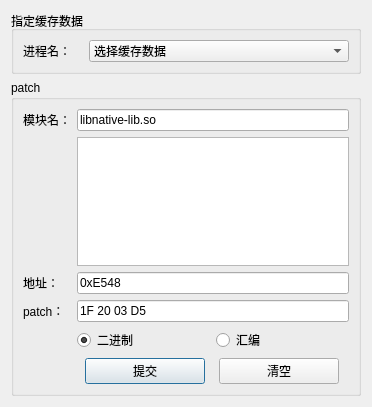
Old version of the form ui/patch.ui in the repository dqzg12300/fridaUiTools.
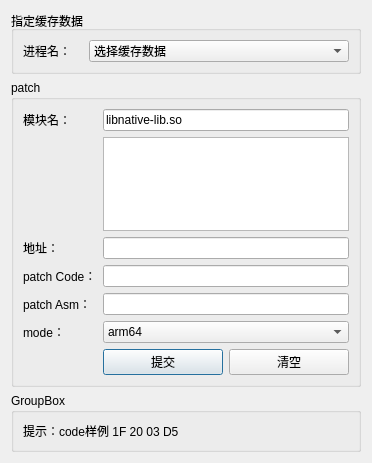
New version of the form.

Commit message: 增加patch功能

Diff of the .ui file:
```diff
--- a/ui/patch.ui
+++ b/ui/patch.ui
@@ -7,7 +7,7 @@
     <x>0</x>
     <y>0</y>
     <width>372</width>
-    <height>407</height>
+    <height>463</height>
    </rect>
   </property>
   <property name="windowTitle">
@@ -51,73 +51,31 @@
       <string>patch</string>
      </property>
      <layout class="QGridLayout" name="gridLayout">
-      <item row="2" column="0">
-       <widget class="QLabel" name="label_2">
+      <item row="4" column="3">
+       <widget class="QLineEdit" name="txtPatchAsm">
         <property name="text">
-         <string>地址：</string>
+         <string/>
         </property>
        </widget>
       </item>
-      <item row="4" column="1">
-       <layout class="QHBoxLayout" name="horizontalLayout">
-        <item>
-         <widget class="QRadioButton" name="rdoBinary">
-          <property name="text">
-           <string>二进制</string>
-          </property>
-          <property name="checked">
-           <bool>true</bool>
-          </property>
-         </widget>
-        </item>
-        <item>
-         <widget class="QRadioButton" name="rdoAsm">
-          <property name="text">
-           <string>汇编</string>
-          </property>
-         </widget>
-        </item>
-       </layout>
-      </item>
-      <item row="0" column="0">
-       <widget class="QLabel" name="label_3">
+      <item row="4" column="0">
+       <widget class="QLabel" name="label_6">
         <property name="text">
-         <string>模块名：</string>
+         <string>patch Asm：</string>
         </property>
        </widget>
       </item>
-      <item row="3" column="1">
-       <widget class="QLineEdit" name="txtPatch">
-        <property name="text">
-         <string>1F 20 03 D5</string>
-        </property>
-       </widget>
-      </item>
-      <item row="1" column="1">
+      <item row="1" column="3">
        <widget class="QListWidget" name="listModule"/>
       </item>
-      <item row="0" column="1">
-       <widget class="QLineEdit" name="txtModule">
-        <property name="text">
-         <string>libnative-lib.so</string>
-        </property>
-       </widget>
-      </item>
-      <item row="3" column="0">
-       <widget class="QLabel" name="label_4">
-        <property name="text">
-         <string>patch：</string>
-        </property>
-       </widget>
-      </item>
-      <item row="2" column="1">
+      <item row="2" column="3">
        <widget class="QLineEdit" name="txtAddress">
         <property name="text">
-         <string>0xE548</string>
+         <string/>
         </property>
        </widget>
       </item>
-      <item row="5" column="1">
+      <item row="6" column="3">
        <layout class="QHBoxLayout" name="horizontalLayout_2">
         <item>
          <widget class="QPushButton" name="btnSubmit">
@@ -146,6 +104,78 @@
          </widget>
         </item>
        </layout>
+      </item>
+      <item row="0" column="3">
+       <widget class="QLineEdit" name="txtModule">
+        <property name="text">
+         <string>libnative-lib.so</string>
+        </property>
+       </widget>
+      </item>
+      <item row="2" column="0">
+       <widget class="QLabel" name="label_2">
+        <property name="text">
+         <string>地址：</string>
+        </property>
+       </widget>
+      </item>
+      <item row="3" column="3">
+       <widget class="QLineEdit" name="txtPatch">
+        <property name="text">
+         <string/>
+        </property>
+       </widget>
+      </item>
+      <item row="0" column="0">
+       <widget class="QLabel" name="label_3">
+        <property name="text">
+         <string>模块名：</string>
+        </property>
+       </widget>
+      </item>
+      <item row="3" column="0">
+       <widget class="QLabel" name="label_4">
+        <property name="text">
+         <string>patch Code：</string>
+        </property>
+       </widget>
+      </item>
+      <item row="5" column="0">
+       <widget class="QLabel" name="label_7">
+        <property name="text">
+         <string>mode：</string>
+        </property>
+       </widget>
+      </item>
+      <item row="5" column="3">
+       <widget class="QComboBox" name="cmbMode">
+        <item>
+         <property name="text">
+          <string>arm64</string>
+         </property>
+        </item>
+        <item>
+         <property name="text">
+          <string>arm</string>
+         </property>
+        </item>
+       </widget>
+      </item>
+     </layout>
+    </widget>
+   </item>
+   <item row="2" column="0">
+    <widget class="QGroupBox" name="groupBox_3">
+     <property name="title">
+      <string>GroupBox</string>
+     </property>
+     <layout class="QGridLayout" name="gridLayout_4">
+      <item row="0" column="0">
+       <widget class="QLabel" name="label">
+        <property name="text">
+         <string>提示：code样例 1F 20 03 D5</string>
+        </property>
+       </widget>
       </item>
      </layout>
     </widget>
```
The commit also changes 9 other files.
